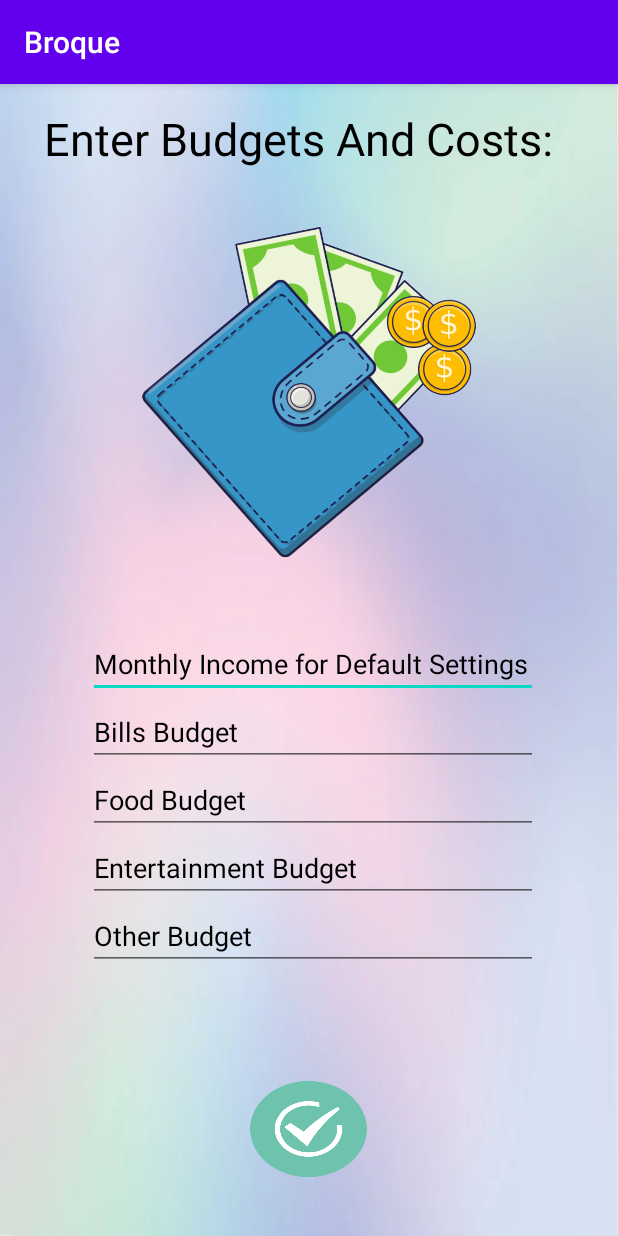
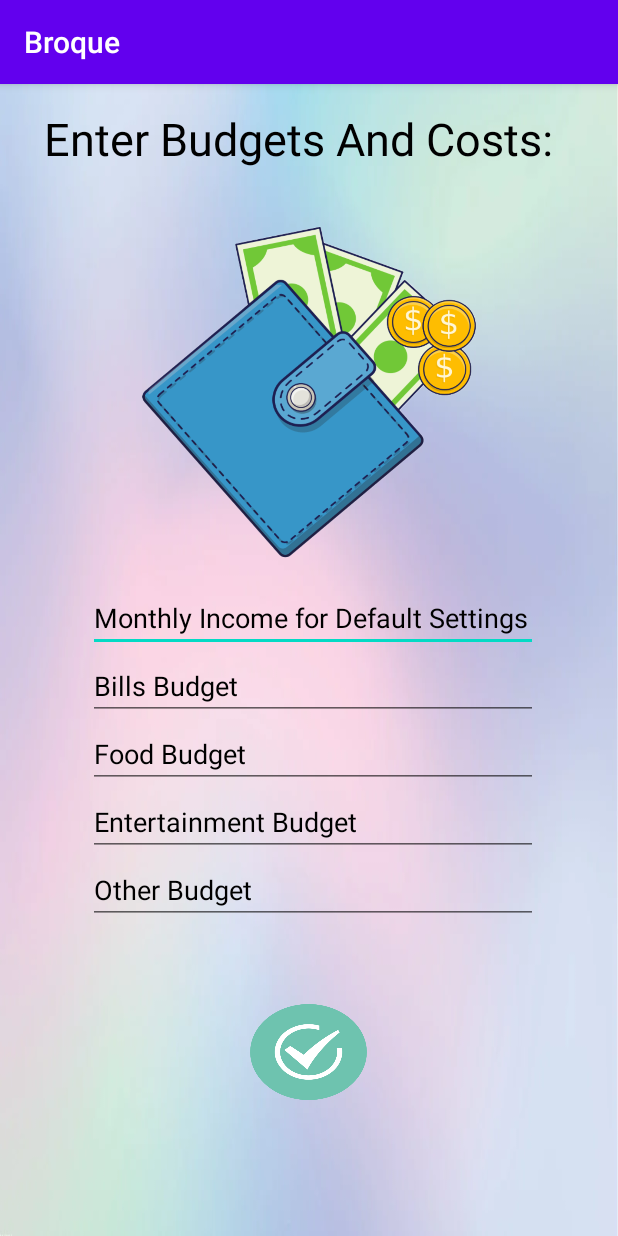
Before and after one commit to Haider-01/CS160-Project, an Android app: the UserFields screen opened directly, with no data from a screen before it, on a phone screen of 412 x 824 dp. Run offline under Robolectric (Android 15) with nearby library versions, the light colour scheme and no system bars.

Commit message:
Changes on UI

```diff
--- a/app/src/main/res/layout/activity_userfields.xml
+++ b/app/src/main/res/layout/activity_userfields.xml
@@ -10,13 +10,13 @@
         android:id="@+id/btn_finish_userfields"
         android:layout_width="94dp"
         android:layout_height="77dp"
+        android:layout_marginBottom="84dp"
         android:background="@drawable/done"
         android:textColor="#000000"
         app:layout_constraintBottom_toBottomOf="parent"
         app:layout_constraintEnd_toEndOf="parent"
         app:layout_constraintHorizontal_bias="0.498"
-        app:layout_constraintStart_toStartOf="parent"
-        app:layout_constraintTop_toBottomOf="@+id/linearLayout" />
+        app:layout_constraintStart_toStartOf="parent" />
 
     <ImageView
         android:id="@+id/imageViewUserfield"
```
Also changed, not shown: app/src/main/java/com/example/CS160Broque/Dashboard.java (+7 -12 lines).
